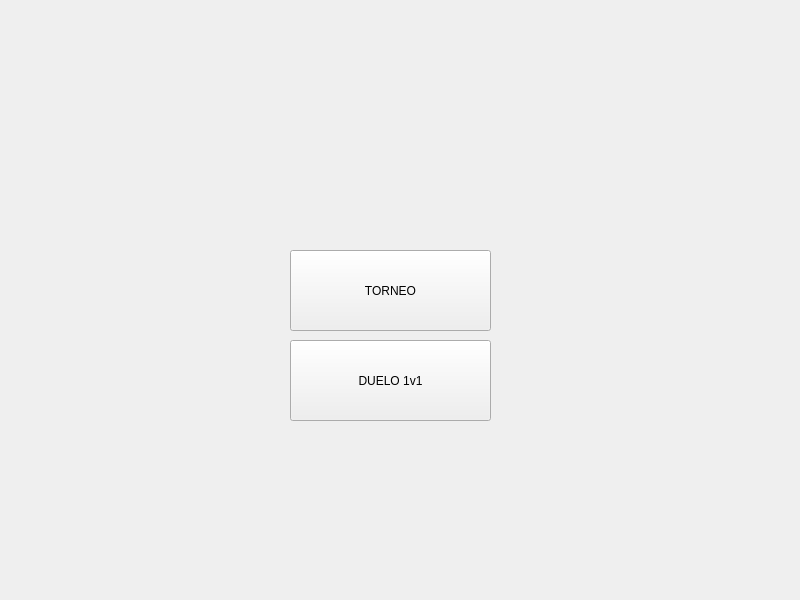
AngOm06/DB-Tournament, file gui/MainWindow.ui: the form before one commit.
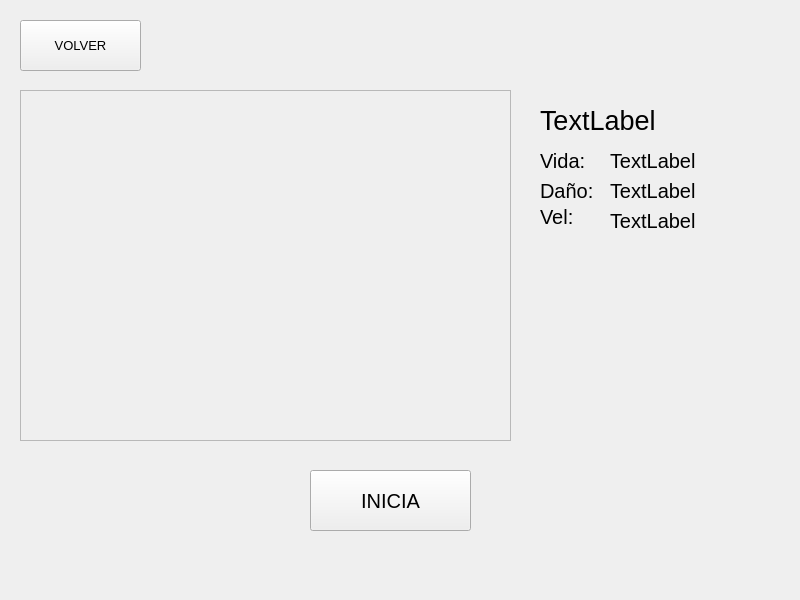
The form after the commit.

Commit message: Implementada galería de selección de personaje para Torneo con stats visibles

```diff
--- a/gui/MainWindow.ui
+++ b/gui/MainWindow.ui
@@ -14,31 +14,272 @@
    <string>MainWindow</string>
   </property>
   <widget class="QWidget" name="centralwidget">
-   <widget class="QPushButton" name="pushButtonDuelo">
+   <widget class="QStackedWidget" name="stackedWidget">
     <property name="geometry">
      <rect>
-      <x>290</x>
-      <y>340</y>
-      <width>201</width>
-      <height>81</height>
+      <x>0</x>
+      <y>0</y>
+      <width>801</width>
+      <height>571</height>
      </rect>
     </property>
-    <property name="text">
-     <string>DUELO 1v1</string>
+    <property name="currentIndex">
+     <number>2</number>
     </property>
-   </widget>
-   <widget class="QPushButton" name="pushButtonTorneo">
-    <property name="geometry">
-     <rect>
-      <x>290</x>
-      <y>250</y>
-      <width>201</width>
-      <height>81</height>
-     </rect>
-    </property>
-    <property name="text">
-     <string>TORNEO</string>
-    </property>
+    <widget class="QWidget" name="pageMenu">
+     <widget class="QPushButton" name="pushButtonDuelo">
+      <property name="geometry">
+       <rect>
+        <x>300</x>
+        <y>350</y>
+        <width>211</width>
+        <height>101</height>
+       </rect>
+      </property>
+      <property name="text">
+       <string>DUELO</string>
+      </property>
+     </widget>
+     <widget class="QPushButton" name="pushButtonTorneo">
+      <property name="geometry">
+       <rect>
+        <x>300</x>
+        <y>240</y>
+        <width>211</width>
+        <height>101</height>
+       </rect>
+      </property>
+      <property name="text">
+       <string>TORNEO</string>
+      </property>
+     </widget>
+    </widget>
+    <widget class="QWidget" name="pageSelectDuelo">
+     <widget class="QPushButton" name="btnDuelo">
+      <property name="geometry">
+       <rect>
+        <x>310</x>
+        <y>480</y>
+        <width>161</width>
+        <height>61</height>
+       </rect>
+      </property>
+      <property name="text">
+       <string>DUELO</string>
+      </property>
+     </widget>
+     <widget class="QPushButton" name="btnCancel">
+      <property name="geometry">
+       <rect>
+        <x>20</x>
+        <y>20</y>
+        <width>121</width>
+        <height>51</height>
+       </rect>
+      </property>
+      <property name="text">
+       <string>VOLVER</string>
+      </property>
+     </widget>
+    </widget>
+    <widget class="QWidget" name="pageSelectTorneo">
+     <widget class="QPushButton" name="btnTorneo">
+      <property name="geometry">
+       <rect>
+        <x>310</x>
+        <y>470</y>
+        <width>161</width>
+        <height>61</height>
+       </rect>
+      </property>
+      <property name="font">
+       <font>
+        <pointsize>15</pointsize>
+       </font>
+      </property>
+      <property name="text">
+       <string>INICIA</string>
+      </property>
+     </widget>
+     <widget class="QPushButton" name="btnCancel_2">
+      <property name="geometry">
+       <rect>
+        <x>20</x>
+        <y>20</y>
+        <width>121</width>
+        <height>51</height>
+       </rect>
+      </property>
+      <property name="font">
+       <font>
+        <pointsize>10</pointsize>
+       </font>
+      </property>
+      <property name="text">
+       <string>VOLVER</string>
+      </property>
+     </widget>
+     <widget class="QScrollArea" name="scrollArea">
+      <property name="geometry">
+       <rect>
+        <x>20</x>
+        <y>90</y>
+        <width>491</width>
+        <height>351</height>
+       </rect>
+      </property>
+      <property name="widgetResizable">
+       <bool>true</bool>
+      </property>
+      <widget class="QWidget" name="scrollAreaWidgetContents">
+       <property name="geometry">
+        <rect>
+         <x>0</x>
+         <y>0</y>
+         <width>489</width>
+         <height>349</height>
+        </rect>
+       </property>
+       <widget class="QWidget" name="gridLayoutWidget">
+        <property name="geometry">
+         <rect>
+          <x>10</x>
+          <y>10</y>
+          <width>91</width>
+          <height>80</height>
+         </rect>
+        </property>
+        <layout class="QGridLayout" name="torneoGalleryLayout"/>
+       </widget>
+      </widget>
+     </widget>
+     <widget class="QLabel" name="labelName">
+      <property name="geometry">
+       <rect>
+        <x>540</x>
+        <y>100</y>
+        <width>171</width>
+        <height>41</height>
+       </rect>
+      </property>
+      <property name="font">
+       <font>
+        <pointsize>20</pointsize>
+       </font>
+      </property>
+      <property name="text">
+       <string>TextLabel</string>
+      </property>
+     </widget>
+     <widget class="QLabel" name="labelVida">
+      <property name="geometry">
+       <rect>
+        <x>610</x>
+        <y>150</y>
+        <width>131</width>
+        <height>21</height>
+       </rect>
+      </property>
+      <property name="font">
+       <font>
+        <pointsize>15</pointsize>
+       </font>
+      </property>
+      <property name="text">
+       <string>TextLabel</string>
+      </property>
+     </widget>
+     <widget class="QLabel" name="labelAtaque">
+      <property name="geometry">
+       <rect>
+        <x>610</x>
+        <y>180</y>
+        <width>111</width>
+        <height>21</height>
+       </rect>
+      </property>
+      <property name="font">
+       <font>
+        <pointsize>15</pointsize>
+       </font>
+      </property>
+      <property name="text">
+       <string>TextLabel</string>
+      </property>
+     </widget>
+     <widget class="QLabel" name="labelKi">
+      <property name="geometry">
+       <rect>
+        <x>610</x>
+        <y>210</y>
+        <width>121</width>
+        <height>21</height>
+       </rect>
+      </property>
+      <property name="font">
+       <font>
+        <pointsize>15</pointsize>
+       </font>
+      </property>
+      <property name="text">
+       <string>TextLabel</string>
+      </property>
+     </widget>
+     <widget class="QLabel" name="label">
+      <property name="geometry">
+       <rect>
+        <x>540</x>
+        <y>150</y>
+        <width>71</width>
+        <height>21</height>
+       </rect>
+      </property>
+      <property name="font">
+       <font>
+        <pointsize>15</pointsize>
+       </font>
+      </property>
+      <property name="text">
+       <string>Vida:</string>
+      </property>
+     </widget>
+     <widget class="QLabel" name="label_2">
+      <property name="geometry">
+       <rect>
+        <x>540</x>
+        <y>180</y>
+        <width>71</width>
+        <height>21</height>
+       </rect>
+      </property>
+      <property name="font">
+       <font>
+        <pointsize>15</pointsize>
+       </font>
+      </property>
+      <property name="text">
+       <string>Daño:</string>
+      </property>
+     </widget>
+     <widget class="QLabel" name="label_3">
+      <property name="geometry">
+       <rect>
+        <x>540</x>
+        <y>200</y>
+        <width>41</width>
+        <height>33</height>
+       </rect>
+      </property>
+      <property name="font">
+       <font>
+        <pointsize>15</pointsize>
+       </font>
+      </property>
+      <property name="text">
+       <string>Vel:</string>
+      </property>
+     </widget>
+    </widget>
    </widget>
   </widget>
   <widget class="QMenuBar" name="menubar">
```
The commit also changes 12 other files.
